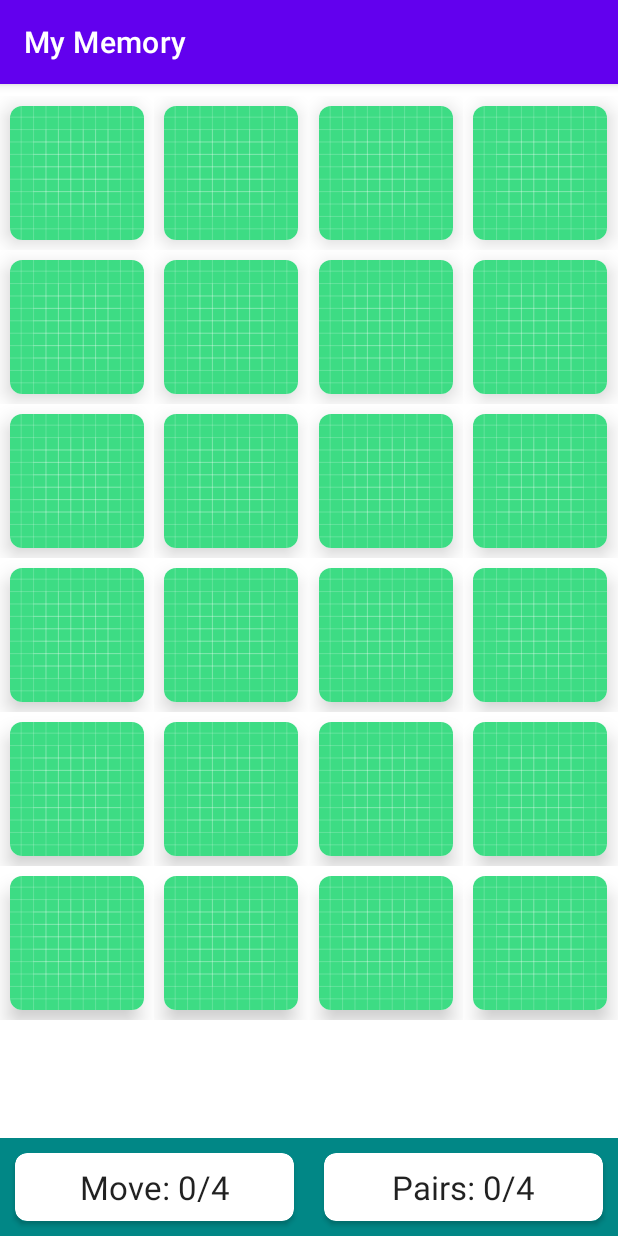
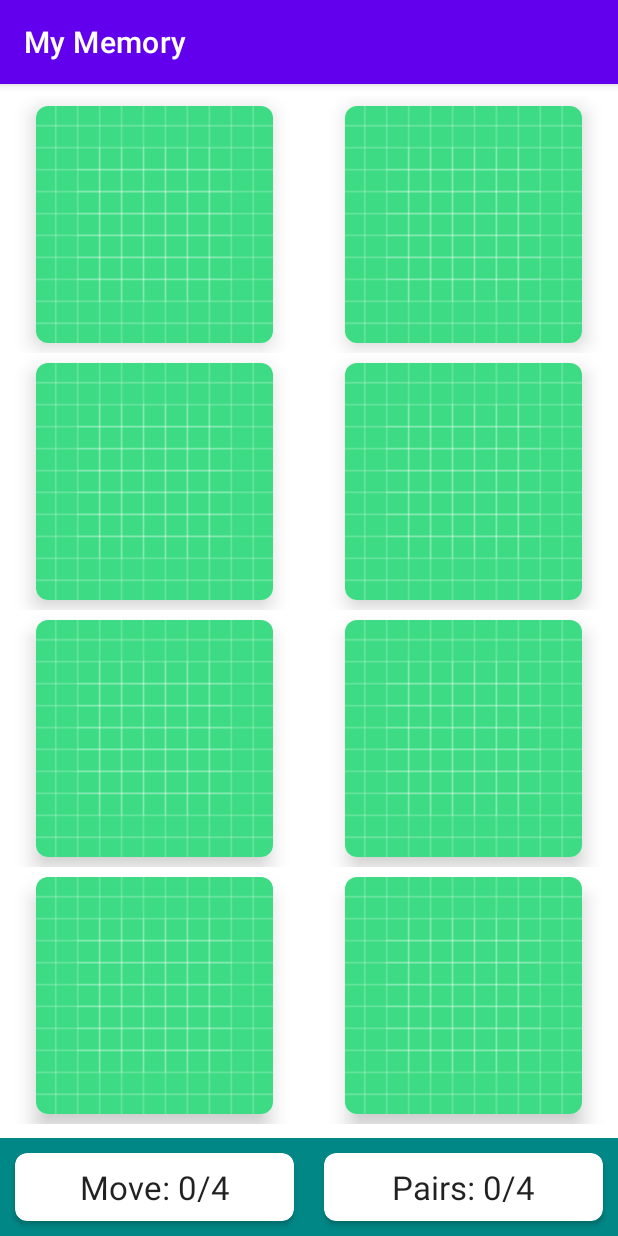
Before and after one commit to manish-jandu/MyMemoryGame, an Android app: the screen it shows after launch (MainActivity), on a phone screen of 412 x 824 dp. Run offline under Robolectric (Android 15) with nearby library versions, the phone set to English and light mode, and no system bars.

Commit message:
all cards have images but faced down

```diff
--- a/app/src/main/java/com/example/mymemory/MainActivity.kt
+++ b/app/src/main/java/com/example/mymemory/MainActivity.kt
@@ -5,17 +5,23 @@
 import androidx.appcompat.app.AppCompatDelegate
 import androidx.recyclerview.widget.GridLayoutManager
 import com.example.mymemory.models.BoardSize
+import com.example.mymemory.models.MemoryCard
+import com.example.mymemory.utils.DEFAULT_ICONS
 import kotlinx.android.synthetic.main.activity_main.*
 
 class MainActivity : AppCompatActivity() {
-    private var boardSize:BoardSize = BoardSize.HARD
+    private var boardSize:BoardSize = BoardSize.EASY
 
     override fun onCreate(savedInstanceState: Bundle?) {
         AppCompatDelegate.setDefaultNightMode(AppCompatDelegate.MODE_NIGHT_NO)
         super.onCreate(savedInstanceState)
         setContentView(R.layout.activity_main)
 
-        rvBoard.adapter = MemoryBoardAdapter(this,boardSize)
+        val chosenImages:List<Int> = DEFAULT_ICONS.shuffled().take(boardSize.numCards)
+        val randomizedImages:List<Int> = (chosenImages + chosenImages).shuffled()
+        val memoryCards:List<MemoryCard> = randomizedImages.map { MemoryCard(it) }
+
+        rvBoard.adapter = MemoryBoardAdapter(this,boardSize,memoryCards)
         rvBoard.setHasFixedSize(true)
         rvBoard.layoutManager = GridLayoutManager(this,boardSize.getWidth())
     }
--- a/app/src/main/java/com/example/mymemory/MemoryBoardAdapter.kt
+++ b/app/src/main/java/com/example/mymemory/MemoryBoardAdapter.kt
@@ -8,9 +8,12 @@
 import androidx.cardview.widget.CardView
 import androidx.recyclerview.widget.RecyclerView
 import com.example.mymemory.models.BoardSize
+import com.example.mymemory.models.MemoryCard
 import kotlin.math.min
 
-class MemoryBoardAdapter(private val context: Context,private val boardSize: BoardSize) :
+class MemoryBoardAdapter(private val context: Context,
+                         private val boardSize: BoardSize,
+                         private val cards: List<MemoryCard>) :
     RecyclerView.Adapter<MemoryBoardAdapter.ViewHolder>() {
 
     companion object{
@@ -38,7 +41,12 @@
 
     inner class ViewHolder(itemView: View) : RecyclerView.ViewHolder(itemView){
         val imageButton = itemView.findViewById<ImageButton>(R.id.imageButton)
+
         fun bind(position: Int){
+            val memoryCard:MemoryCard = cards[position]
+            imageButton.setImageResource(
+                    if(memoryCard.ifFaceUp) memoryCard.identifier
+                    else R.drawable.ic_launcher_background)
             imageButton.setOnClickListener {
                 Log.e(TAG,"clicked on $position")
             }
--- /dev/null
+++ b/app/src/main/java/com/example/mymemory/models/MemoryCard.kt
@@ -0,0 +1,7 @@
+package com.example.mymemory.models
+
+data class MemoryCard(
+        val identifier:Int,
+        var ifFaceUp:Boolean = false,
+        var isMatched:Boolean = false
+)
--- /dev/null
+++ b/app/src/main/java/com/example/mymemory/utils/Constants.kt
@@ -0,0 +1,18 @@
+package com.example.mymemory.utils
+
+import com.example.mymemory.R
+
+val DEFAULT_ICONS = listOf(
+        R.drawable.ic_face,
+        R.drawable.ic_flower,
+        R.drawable.ic_gift,
+        R.drawable.ic_heart,
+        R.drawable.ic_home,
+        R.drawable.ic_lightning,
+        R.drawable.ic_moon,
+        R.drawable.ic_plane,
+        R.drawable.ic_school,
+        R.drawable.ic_send,
+        R.drawable.ic_star,
+        R.drawable.ic_work,
+)
--- /dev/null
+++ b/app/src/main/res/drawable/ic_face.xml
@@ -0,0 +1,5 @@
+<vector android:height="24dp" android:tint="#FF0000"
+    android:viewportHeight="24" android:viewportWidth="24"
+    android:width="24dp" xmlns:android="http://schemas.android.com/apk/res/android">
+    <path android:fillColor="@android:color/white" android:pathData="M9,11.75c-0.69,0 -1.25,0.56 -1.25,1.25s0.56,1.25 1.25,1.25 1.25,-0.56 1.25,-1.25 -0.56,-1.25 -1.25,-1.25zM15,11.75c-0.69,0 -1.25,0.56 -1.25,1.25s0.56,1.25 1.25,1.25 1.25,-0.56 1.25,-1.25 -0.56,-1.25 -1.25,-1.25zM12,2C6.48,2 2,6.48 2,12s4.48,10 10,10 10,-4.48 10,-10S17.52,2 12,2zM12,20c-4.41,0 -8,-3.59 -8,-8 0,-0.29 0.02,-0.58 0.05,-0.86 2.36,-1.05 4.23,-2.98 5.21,-5.37C11.07,8.33 14.05,10 17.42,10c0.78,0 1.53,-0.09 2.25,-0.26 0.21,0.71 0.33,1.47 0.33,2.26 0,4.41 -3.59,8 -8,8z"/>
+</vector>
--- /dev/null
+++ b/app/src/main/res/drawable/ic_flower.xml
@@ -0,0 +1,5 @@
+<vector android:height="24dp" android:tint="#00FF00"
+    android:viewportHeight="24" android:viewportWidth="24"
+    android:width="24dp" xmlns:android="http://schemas.android.com/apk/res/android">
+    <path android:fillColor="@android:color/white" android:pathData="M12,22c4.97,0 9,-4.03 9,-9 -4.97,0 -9,4.03 -9,9zM5.6,10.25c0,1.38 1.12,2.5 2.5,2.5 0.53,0 1.01,-0.16 1.42,-0.44l-0.02,0.19c0,1.38 1.12,2.5 2.5,2.5s2.5,-1.12 2.5,-2.5l-0.02,-0.19c0.4,0.28 0.89,0.44 1.42,0.44 1.38,0 2.5,-1.12 2.5,-2.5 0,-1 -0.59,-1.85 -1.43,-2.25 0.84,-0.4 1.43,-1.25 1.43,-2.25 0,-1.38 -1.12,-2.5 -2.5,-2.5 -0.53,0 -1.01,0.16 -1.42,0.44l0.02,-0.19C14.5,2.12 13.38,1 12,1S9.5,2.12 9.5,3.5l0.02,0.19c-0.4,-0.28 -0.89,-0.44 -1.42,-0.44 -1.38,0 -2.5,1.12 -2.5,2.5 0,1 0.59,1.85 1.43,2.25 -0.84,0.4 -1.43,1.25 -1.43,2.25zM12,5.5c1.38,0 2.5,1.12 2.5,2.5s-1.12,2.5 -2.5,2.5S9.5,9.38 9.5,8s1.12,-2.5 2.5,-2.5zM3,13c0,4.97 4.03,9 9,9 0,-4.97 -4.03,-9 -9,-9z"/>
+</vector>
--- /dev/null
+++ b/app/src/main/res/drawable/ic_gift.xml
@@ -0,0 +1,5 @@
+<vector android:height="24dp" android:tint="#0000FF"
+    android:viewportHeight="24" android:viewportWidth="24"
+    android:width="24dp" xmlns:android="http://schemas.android.com/apk/res/android">
+    <path android:fillColor="@android:color/white" android:pathData="M20,6h-2.18c0.11,-0.31 0.18,-0.65 0.18,-1 0,-1.66 -1.34,-3 -3,-3 -1.05,0 -1.96,0.54 -2.5,1.35l-0.5,0.67 -0.5,-0.68C10.96,2.54 10.05,2 9,2 7.34,2 6,3.34 6,5c0,0.35 0.07,0.69 0.18,1L4,6c-1.11,0 -1.99,0.89 -1.99,2L2,19c0,1.11 0.89,2 2,2h16c1.11,0 2,-0.89 2,-2L22,8c0,-1.11 -0.89,-2 -2,-2zM15,4c0.55,0 1,0.45 1,1s-0.45,1 -1,1 -1,-0.45 -1,-1 0.45,-1 1,-1zM9,4c0.55,0 1,0.45 1,1s-0.45,1 -1,1 -1,-0.45 -1,-1 0.45,-1 1,-1zM20,19L4,19v-2h16v2zM20,14L4,14L4,8h5.08L7,10.83 8.62,12 11,8.76l1,-1.36 1,1.36L15.38,12 17,10.83 14.92,8L20,8v6z"/>
+</vector>
--- /dev/null
+++ b/app/src/main/res/drawable/ic_heart.xml
@@ -0,0 +1,5 @@
+<vector android:height="24dp" android:tint="#800000"
+    android:viewportHeight="24" android:viewportWidth="24"
+    android:width="24dp" xmlns:android="http://schemas.android.com/apk/res/android">
+    <path android:fillColor="@android:color/white" android:pathData="M12,21.35l-1.45,-1.32C5.4,15.36 2,12.28 2,8.5 2,5.42 4.42,3 7.5,3c1.74,0 3.41,0.81 4.5,2.09C13.09,3.81 14.76,3 16.5,3 19.58,3 22,5.42 22,8.5c0,3.78 -3.4,6.86 -8.55,11.54L12,21.35z"/>
+</vector>
--- /dev/null
+++ b/app/src/main/res/drawable/ic_home.xml
@@ -0,0 +1,5 @@
+<vector android:height="24dp" android:tint="#008000"
+    android:viewportHeight="24" android:viewportWidth="24"
+    android:width="24dp" xmlns:android="http://schemas.android.com/apk/res/android">
+    <path android:fillColor="@android:color/white" android:pathData="M10,20v-6h4v6h5v-8h3L12,3 2,12h3v8z"/>
+</vector>
--- /dev/null
+++ b/app/src/main/res/drawable/ic_lightning.xml
@@ -0,0 +1,5 @@
+<vector android:height="24dp" android:tint="#000080"
+    android:viewportHeight="24" android:viewportWidth="24"
+    android:width="24dp" xmlns:android="http://schemas.android.com/apk/res/android">
+    <path android:fillColor="@android:color/white" android:pathData="M7,2v11h3v9l7,-12h-4l4,-8z"/>
+</vector>
--- /dev/null
+++ b/app/src/main/res/drawable/ic_moon.xml
@@ -0,0 +1,5 @@
+<vector android:height="24dp" android:tint="#FFFF00"
+    android:viewportHeight="24" android:viewportWidth="24"
+    android:width="24dp" xmlns:android="http://schemas.android.com/apk/res/android">
+    <path android:fillColor="@android:color/white" android:pathData="M12.34,2.02C6.59,1.82 2,6.42 2,12c0,5.52 4.48,10 10,10c3.71,0 6.93,-2.02 8.66,-5.02C13.15,16.73 8.57,8.55 12.34,2.02z"/>
+</vector>
--- /dev/null
+++ b/app/src/main/res/drawable/ic_plane.xml
@@ -0,0 +1,5 @@
+<vector android:height="24dp" android:tint="#FF00FF"
+    android:viewportHeight="24" android:viewportWidth="24"
+    android:width="24dp" xmlns:android="http://schemas.android.com/apk/res/android">
+    <path android:fillColor="@android:color/white" android:pathData="M21,16v-2l-8,-5V3.5c0,-0.83 -0.67,-1.5 -1.5,-1.5S10,2.67 10,3.5V9l-8,5v2l8,-2.5V19l-2,1.5V22l3.5,-1 3.5,1v-1.5L13,19v-5.5l8,2.5z"/>
+</vector>
--- /dev/null
+++ b/app/src/main/res/drawable/ic_school.xml
@@ -0,0 +1,5 @@
+<vector android:height="24dp" android:tint="#00FFFF"
+    android:viewportHeight="24" android:viewportWidth="24"
+    android:width="24dp" xmlns:android="http://schemas.android.com/apk/res/android">
+    <path android:fillColor="@android:color/white" android:pathData="M5,13.18v4L12,21l7,-3.82v-4L12,17l-7,-3.82zM12,3L1,9l11,6 9,-4.91V17h2V9L12,3z"/>
+</vector>
--- /dev/null
+++ b/app/src/main/res/drawable/ic_send.xml
@@ -0,0 +1,5 @@
+<vector android:autoMirrored="true" android:height="24dp"
+    android:tint="#800080" android:viewportHeight="24"
+    android:viewportWidth="24" android:width="24dp" xmlns:android="http://schemas.android.com/apk/res/android">
+    <path android:fillColor="@android:color/white" android:pathData="M2.01,21L23,12 2.01,3 2,10l15,2 -15,2z"/>
+</vector>
--- /dev/null
+++ b/app/src/main/res/drawable/ic_star.xml
@@ -0,0 +1,5 @@
+<vector android:height="24dp" android:tint="#FF8000"
+    android:viewportHeight="24" android:viewportWidth="24"
+    android:width="24dp" xmlns:android="http://schemas.android.com/apk/res/android">
+    <path android:fillColor="@android:color/white" android:pathData="M12,17.27L18.18,21l-1.64,-7.03L22,9.24l-7.19,-0.61L12,2 9.19,8.63 2,9.24l5.46,4.73L5.82,21z"/>
+</vector>
--- /dev/null
+++ b/app/src/main/res/drawable/ic_work.xml
@@ -0,0 +1,5 @@
+<vector android:height="24dp" android:tint="#808080"
+    android:viewportHeight="24" android:viewportWidth="24"
+    android:width="24dp" xmlns:android="http://schemas.android.com/apk/res/android">
+    <path android:fillColor="@android:color/white" android:pathData="M20,6h-4L16,4c0,-1.11 -0.89,-2 -2,-2h-4c-1.11,0 -2,0.89 -2,2v2L4,6c-1.11,0 -1.99,0.89 -1.99,2L2,19c0,1.11 0.89,2 2,2h16c1.11,0 2,-0.89 2,-2L22,8c0,-1.11 -0.89,-2 -2,-2zM14,6h-4L10,4h4v2z"/>
+</vector>
```
